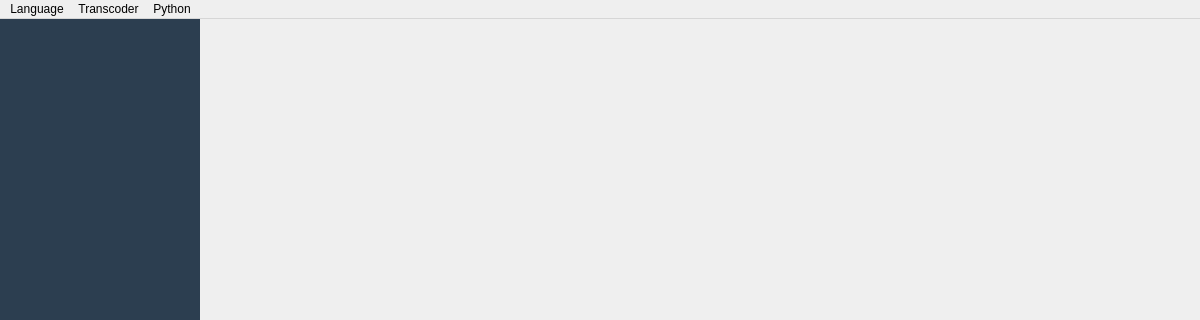
Old version of the form src/builder/src/open_converter.ui in the repository OpenConverterLab/OpenConverter; both pictures show x 0 to 1200 and y 0 to 320 of the 1200 by 700 pixel window.
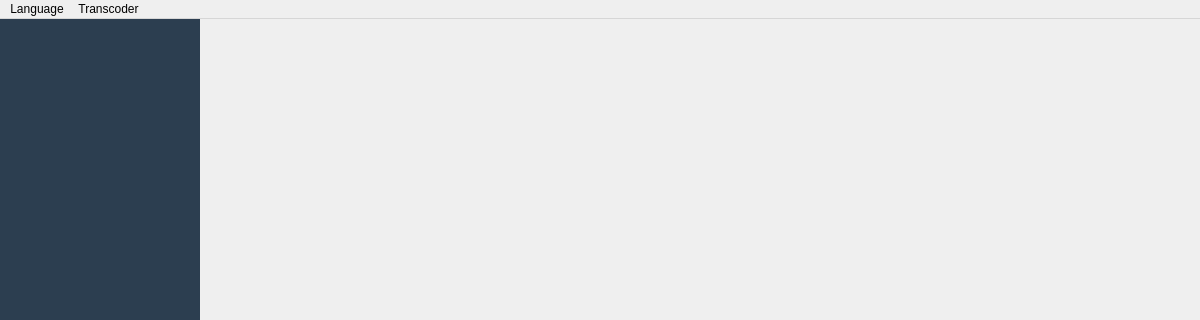
New version of the form.

Commit message:
force using App Python
Remove the option of selecting python

What changed in the file:
```diff
--- a/src/builder/src/open_converter.ui
+++ b/src/builder/src/open_converter.ui
@@ -146,16 +146,8 @@
      <string>Transcoder</string>
     </property>
    </widget>
-   <widget class="QMenu" name="menuPython">
-    <property name="title">
-     <string>Python</string>
-    </property>
-    <addaction name="pythonAppSupport"/>
-    <addaction name="pythonCustom"/>
-   </widget>
    <addaction name="menuLanguage"/>
    <addaction name="menuTranscoder"/>
-   <addaction name="menuPython"/>
   </widget>
   <widget class="QStatusBar" name="statusBar"/>
   <action name="english">
```
Left out of the diff: 17 changed lines with no effect on the pictures. The commit also changes 5 other files.
